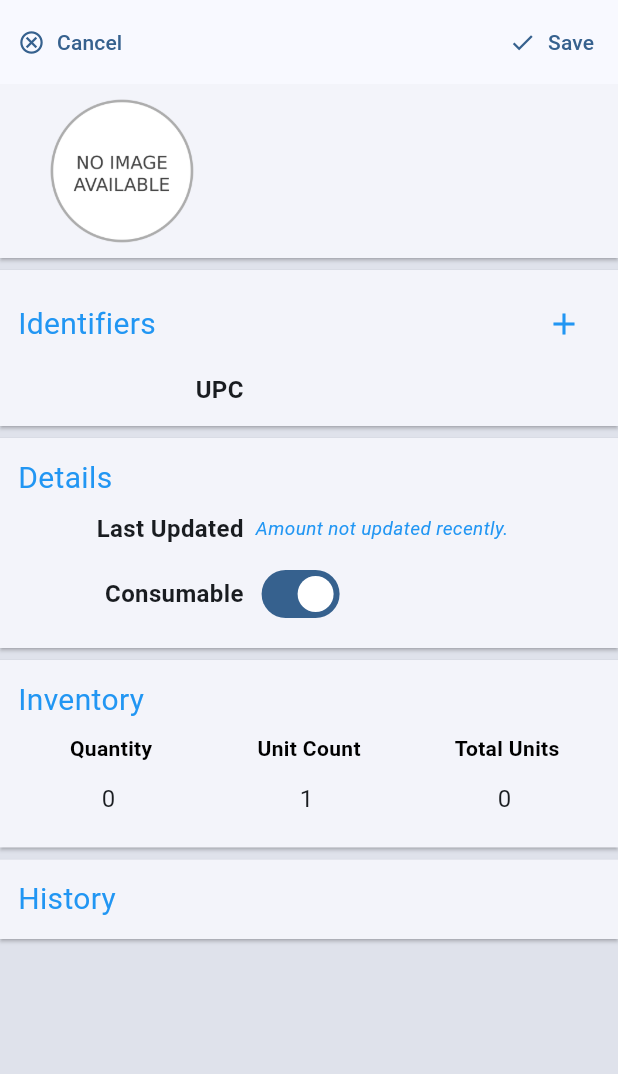
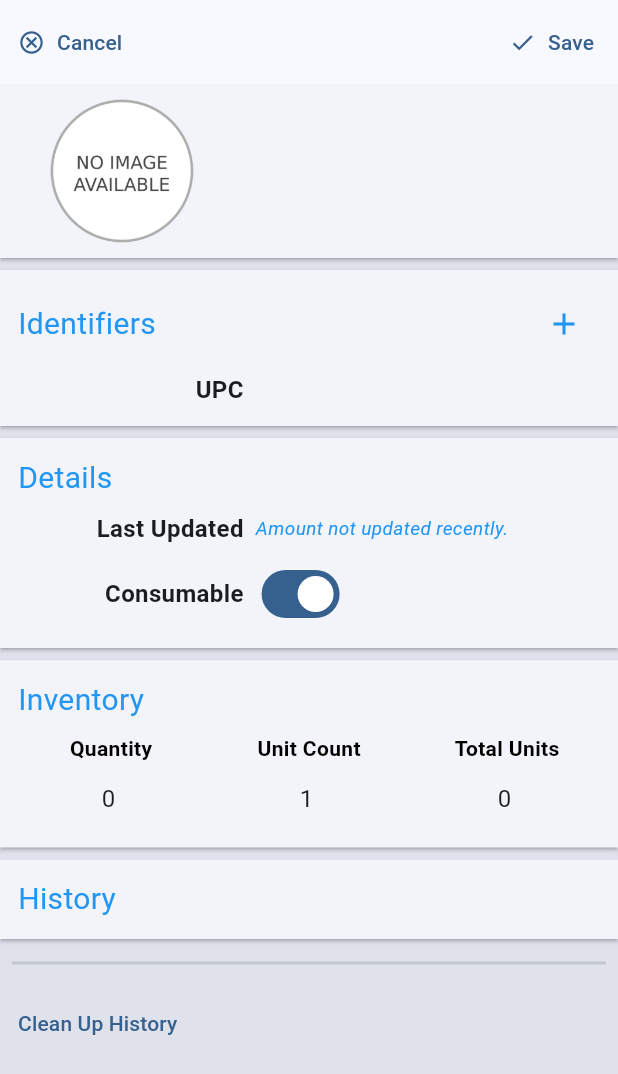
Before and after one commit to watkins-matt/thingzee, a Flutter app: the ItemDetailPage screen opened directly with empty values, on a phone screen of 412 x 824 dp. Shown: the top 1074 px of the screen. Run offline on Flutter 3.47's test engine with Material 2 defaults, Android fonts, the phone set to English and light mode, and no system bars; our stand-ins replace appwrite, connectivity_plus, csv, dio, file_picker, flutter_hooks and 12 more; missing offline and left inert: analyzer, build, duration, ml_algo, ml_dataframe, ml_linalg and 2 more; accounts and stored records are empty; generated files the repository leaves out were written again; network calls fail.

Commit message:
Add clean up button

```diff
--- a/lib/pages/detail/item_detail_page.dart
+++ b/lib/pages/detail/item_detail_page.dart
@@ -235,19 +235,20 @@ class ItemDetailPage extends HookConsumerWidget {
                       entries: ref.watch(editableItemProvider.notifier).allHistoryEntries,
                       isScrollable: false),
                 ]),
-                // const Padding(
-                //   padding: EdgeInsets.all(8),
-                //   child: Divider(
-                //     thickness: 2,
-                //   ),
-                // ),
-                // TextButton(
-                //     onPressed: () async {
-                //       ref.read(editableItemProvider.notifier).cleanUpHistory(repo);
-                //       final view = ref.read(inventoryProvider.notifier);
-                //       await view.refresh();
-                //     },
-                //     child: const Text('Clean Up History'))
+                const Padding(
+                  padding: EdgeInsets.all(8),
+                  child: Divider(
+                    thickness: 2,
+                  ),
+                ),
+                TextButton(
+                    onPressed: () async {
+                      final repo = ref.read(repositoryProvider);
+                      ref.read(editableItemProvider.notifier).cleanUpHistory(repo);
+                      final view = ref.read(inventoryProvider.notifier);
+                      await view.refresh();
+                    },
+                    child: const Text('Clean Up History'))
               ],
             ),
           ),
--- a/lib/pages/detail/state/editable_item.dart
+++ b/lib/pages/detail/state/editable_item.dart
@@ -91,7 +91,7 @@ class EditableItem extends StateNotifier<EditableItemState> {
 
   void cleanUpHistory(Repository repo) {
     final inv = state.inventory;
-    inv.history = inv.history.clean();
+    inv.history = inv.history.clean(warn: true);
     repo.hist.put(inv.history);
 
     state = EditableItemState(state.item, inv, state.changedFields);
```
